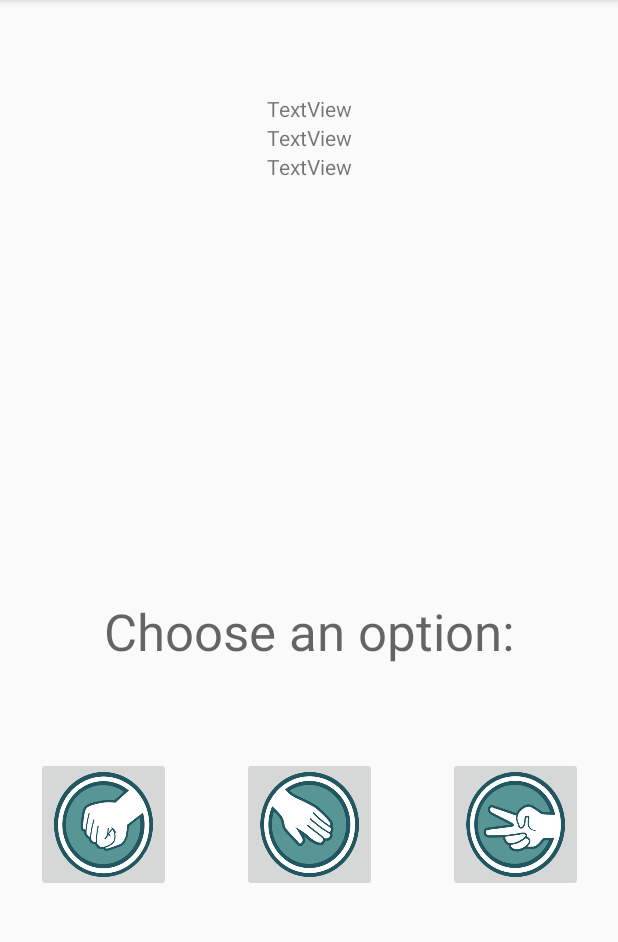
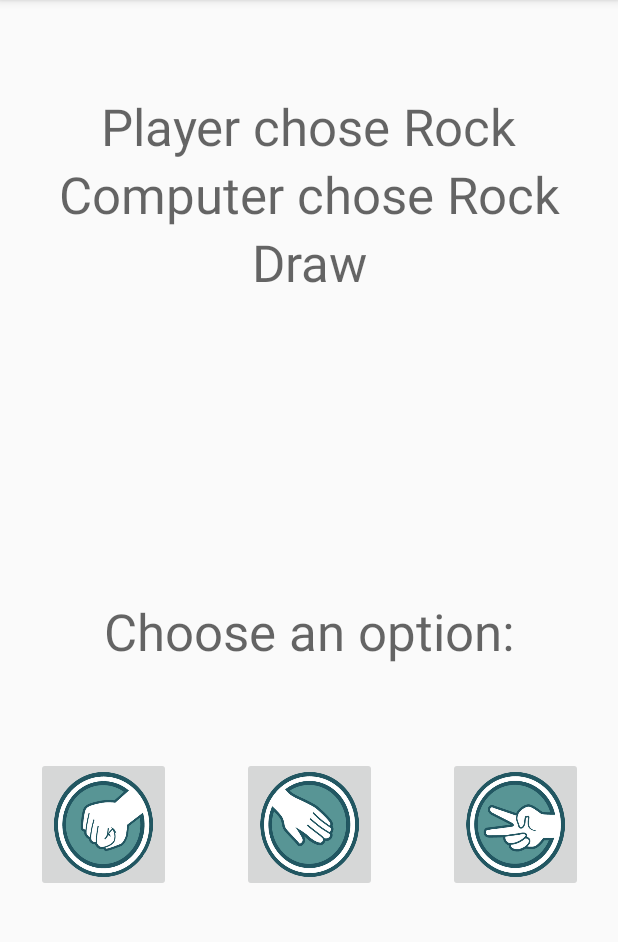
Before and after one commit to docljn/codeclan_wk8_android_rps, an Android app: the screen it shows after launch (GameActivity), after a tap on "rock", on a phone screen of 412 x 824 dp, the part 84-1026 px from its top. Run offline under Robolectric (Android 15) with nearby library versions, the phone set to English and light mode, and no system bars.

Commit message:
Rock button displays results.

```diff
--- a/app/src/main/java/example/docljn/com/rockpaperscissors/GameActivity.java
+++ b/app/src/main/java/example/docljn/com/rockpaperscissors/GameActivity.java
@@ -3,11 +3,15 @@ package example.docljn.com.rockpaperscissors;
 import android.support.v7.app.AppCompatActivity;
 import android.os.Bundle;
 import android.view.View;
+import android.widget.TextView;
 
 public class GameActivity extends AppCompatActivity {
 
     Game game;
     Player player;
+    String result;
+    String computerChoice;
+    String playerChoice;
 
     @Override
     protected void onCreate(Bundle savedInstanceState) {
@@ -19,18 +23,28 @@ public class GameActivity extends AppCompatActivity {
 
     }
 
-    public void onRockButtonClicked(View button){
-        String playerChoice = "Rock";
-        player.choose(playerChoice);
-        String result = game.getResult();
 
-        String computerChoice = game.getHand();
+
+    public void displayResults(){
+        TextView playerChoiceText = findViewById(R.id.player_choice_text);
+        playerChoiceText.setText("Player chose " + playerChoice);
+
+        TextView computerChoiceText = findViewById(R.id.computer_choice_text);
+        computerChoiceText.setText("Computer chose " + computerChoice);
+
+        TextView resultText = findViewById(R.id.result_text);
+        resultText.setText(result);
+    }
 
 
 
+    public void onRockButtonClicked(View button){
+        playerChoice = "Rock";
+        player.choose(playerChoice);
+        result = game.getResult();
+        computerChoice = game.getHand();
+        this.displayResults();
+    }
 
 
-
-
-    }
 }
--- a/app/src/main/res/layout/activity_game.xml
+++ b/app/src/main/res/layout/activity_game.xml
@@ -76,7 +76,7 @@
         android:layout_marginEnd="163dp"
         android:layout_marginStart="163dp"
         android:layout_marginTop="48dp"
-        android:text="@string/textview"
+        android:textAppearance="@style/TextAppearance.AppCompat.Display1"
         app:layout_constraintBottom_toBottomOf="@+id/text_view_rps"
         app:layout_constraintEnd_toEndOf="parent"
         app:layout_constraintStart_toStartOf="parent"
@@ -87,7 +87,7 @@
         android:id="@+id/computer_choice_text"
         android:layout_width="wrap_content"
         android:layout_height="wrap_content"
-        android:text="@string/textview"
+        android:textAppearance="@style/TextAppearance.AppCompat.Display1"
         app:layout_constraintEnd_toEndOf="@+id/player_choice_text"
         app:layout_constraintStart_toStartOf="@+id/player_choice_text"
         app:layout_constraintTop_toBottomOf="@+id/player_choice_text" />
@@ -96,7 +96,7 @@
         android:id="@+id/result_text"
         android:layout_width="wrap_content"
         android:layout_height="wrap_content"
-        android:text="@string/textview"
+        android:textAppearance="@style/TextAppearance.AppCompat.Display1"
         app:layout_constraintEnd_toEndOf="@+id/computer_choice_text"
         app:layout_constraintStart_toStartOf="@+id/computer_choice_text"
         app:layout_constraintTop_toBottomOf="@+id/computer_choice_text" />
--- a/app/src/main/res/values/strings.xml
+++ b/app/src/main/res/values/strings.xml
@@ -4,7 +4,4 @@
     <string name="rock">rock</string>
     <string name="paper">paper</string>
     <string name="scissors">scissors</string>
-    <string name="textview">TextView</string>
-    <string name="textview">TextView</string>
-    <string name="textview">TextView</string>
 </resources>
```
